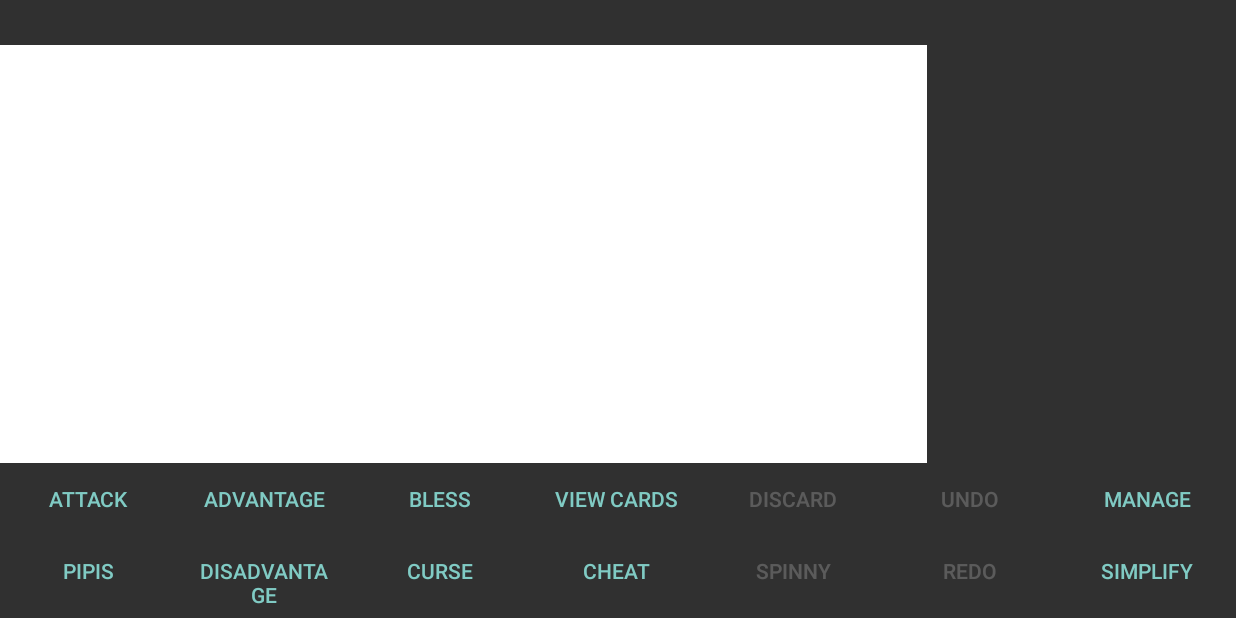
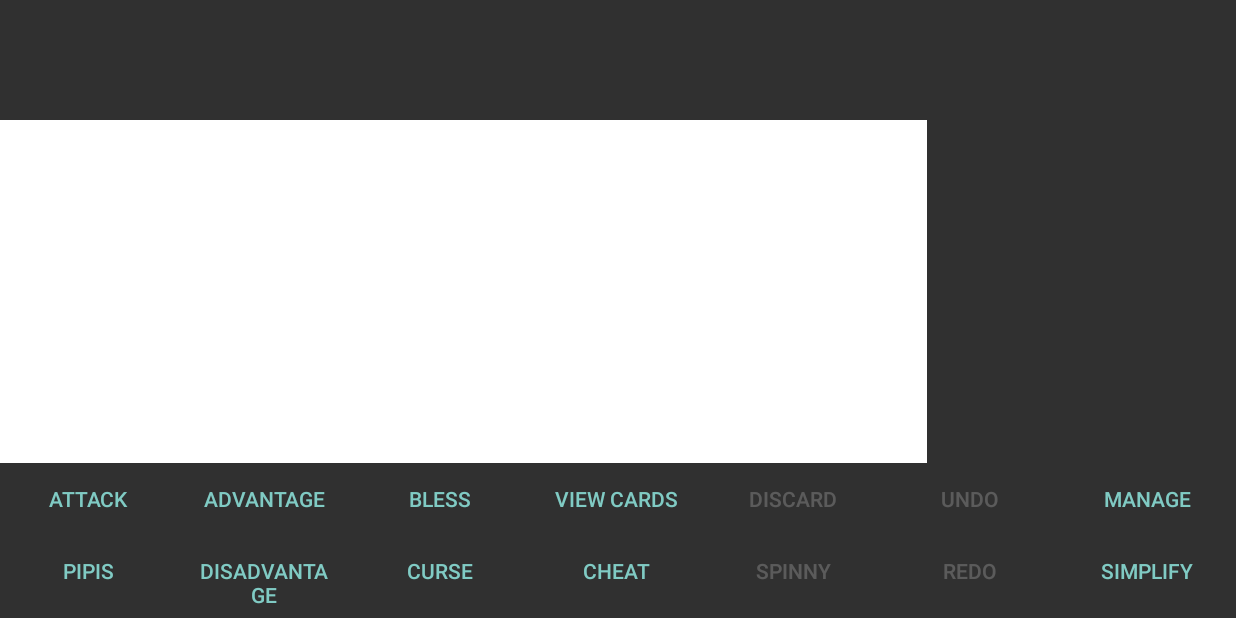
Before and after one commit to RNLFoof/GloomhavenDeck, an Android app: the screen it shows after launch (MainActivity), on a phone screen of 824 x 412 dp (held sideways). Run offline under Robolectric (Android 15) with nearby library versions, the phone set to English and light mode, and no system bars; 1 statement that could not run was skipped.

Commit message:
Made larger

```diff
--- a/app/src/main/res/layout-land/activity_main.xml
+++ b/app/src/main/res/layout-land/activity_main.xml
@@ -20,7 +20,7 @@
             android:id="@+id/fragStatusBar"
             android:name="com.example.gloomhavendeck.StatusBarFragment"
             android:layout_width="wrap_content"
-            android:layout_height="30dp" />
+            android:layout_height="80dp" />
 
         <LinearLayout
             android:layout_width="match_parent"
--- a/app/src/main/res/layout/fragment_status_bar.xml
+++ b/app/src/main/res/layout/fragment_status_bar.xml
@@ -1,13 +1,14 @@
 <?xml version="1.0" encoding="utf-8"?>
 <FrameLayout xmlns:android="http://schemas.android.com/apk/res/android"
+    android:id="@+id/tlStatusContainer"
     xmlns:tools="http://schemas.android.com/tools"
     android:layout_width="match_parent"
-    android:layout_height="30dp"
+    android:layout_height="80dp"
     tools:context=".StatusBarFragment">
 
     <LinearLayout
         android:id="@+id/llStatusBar"
         android:layout_width="match_parent"
-        android:layout_height="30dp"
+        android:layout_height="80dp"
         android:orientation="horizontal" />
 </FrameLayout>
```
